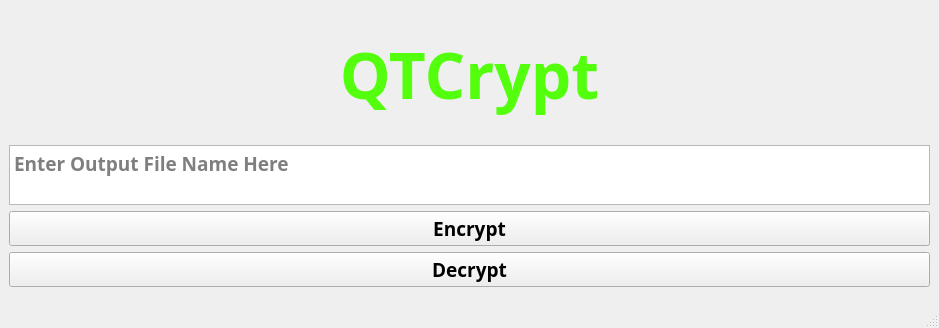
This is mainwindow.ui in SpencerHD2020/QTCrypt as Qt 5 draws it before an edit. The edited form follows.
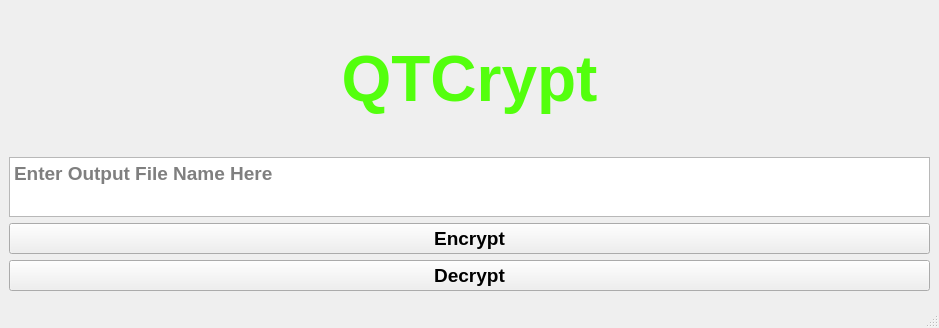
This is the edited form.

Commit message: INIT Encryption seems to be working, need to write decryption steps and clean repo and UI up a bit

Diff of the .ui file:
```diff
--- a/mainwindow.ui
+++ b/mainwindow.ui
@@ -12,7 +12,6 @@
   </property>
   <property name="font">
    <font>
-    <family>American Typewriter</family>
     <pointsize>14</pointsize>
     <bold>true</bold>
    </font>
@@ -26,7 +25,6 @@
      <widget class="QLabel" name="label">
       <property name="font">
        <font>
-        <family>Marker Felt</family>
         <pointsize>48</pointsize>
         <bold>true</bold>
        </font>
```
Left out of the diff: 2 changed lines with no effect on the pictures. The commit also changes 7 other files.
